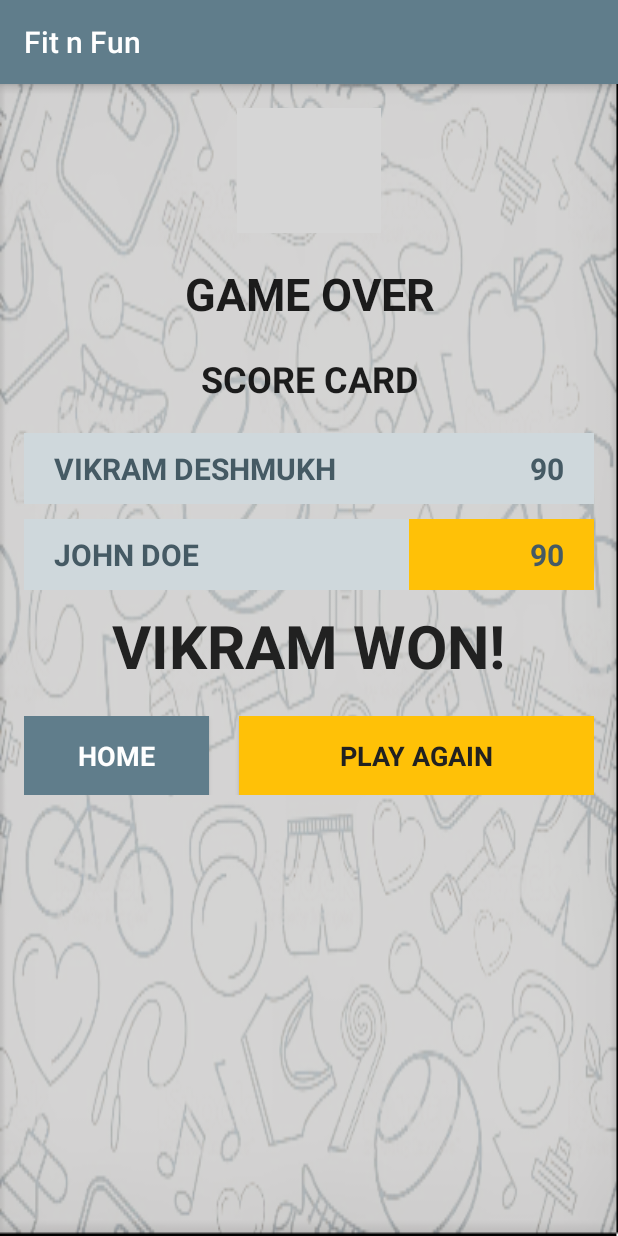
After one commit to srvikram13/FitnFun, an Android app: the ScoreCardActivity screen opened directly, with no data from a screen before it, on a phone screen of 412 x 824 dp. The commit adds this screen. Run offline under Robolectric (Android 15) with nearby library versions, the light colour scheme and no system bars; grey boxes are pictures that could not be loaded.

Commit message:
Game Over screen added

```diff
--- a/app/src/main/AndroidManifest.xml
+++ b/app/src/main/AndroidManifest.xml
@@ -29,6 +29,9 @@
             android:label="@string/title_activity_login" />
         <activity android:name=".HomeActivity" />
         <activity android:name=".NewGameActivity" />
+        <activity android:name=".GameActivity" />
+        <activity android:name=".ScoreCardActivity" />
+        <activity android:name=".ProfileActivity"></activity>
     </application>
 
 </manifest>
--- /dev/null
+++ b/app/src/main/java/srvikram13/fitnfun/ScoreCardActivity.java
@@ -0,0 +1,13 @@
+package srvikram13.fitnfun;
+
+import android.support.v7.app.AppCompatActivity;
+import android.os.Bundle;
+
+public class ScoreCardActivity extends AppCompatActivity {
+
+    @Override
+    protected void onCreate(Bundle savedInstanceState) {
+        super.onCreate(savedInstanceState);
+        setContentView(R.layout.activity_score_card);
+    }
+}
--- /dev/null
+++ b/app/src/main/res/layout/activity_score_card.xml
@@ -0,0 +1,117 @@
+<?xml version="1.0" encoding="utf-8"?>
+<LinearLayout xmlns:android="http://schemas.android.com/apk/res/android"
+    xmlns:tools="http://schemas.android.com/tools"
+    android:layout_width="match_parent"
+    android:layout_height="match_parent"
+    android:background="@drawable/fitnfunbg"
+    android:gravity="center_horizontal"
+    android:orientation="vertical"
+    android:paddingBottom="@dimen/activity_vertical_margin"
+    android:paddingLeft="@dimen/activity_horizontal_margin"
+    android:paddingRight="@dimen/activity_horizontal_margin"
+    android:paddingTop="@dimen/activity_vertical_margin"
+    tools:context="srvikram13.fitnfun.ScoreCardActivity">
+
+    <ImageView
+        android:layout_width="wrap_content"
+        android:layout_height="83dp"
+        android:contentDescription="@string/fit_n_fun_logo"
+        android:src="@drawable/logo_with_name_horizontal"
+        android:textAlignment="center" />
+
+    <Space
+        android:layout_width="match_parent"
+        android:layout_height="20dp" />
+
+    <TextView
+        android:layout_width="match_parent"
+        android:layout_height="wrap_content"
+        android:text="@string/game_over"
+        style="@style/h1"/>
+    <Space
+        android:layout_width="match_parent"
+        android:layout_height="20dp" />
+
+    <TextView
+        android:layout_width="match_parent"
+        android:layout_height="wrap_content"
+        android:text="@string/scorecard"
+        style="@style/h2"/>
+    <Space
+        android:layout_width="match_parent"
+        android:layout_height="20dp" />
+
+    <LinearLayout
+        android:layout_width="match_parent"
+        android:layout_height="wrap_content"
+        android:orientation="vertical">
+        <LinearLayout
+            android:layout_width="match_parent"
+            android:layout_height="wrap_content"
+            android:orientation="horizontal">
+            <TextView
+                android:layout_width="wrap_content"
+                android:layout_height="wrap_content"
+                android:text="Vikram Deshmukh"
+                android:textAlignment="textStart"
+                style="@style/score"
+                android:layout_weight="2"/>
+            <TextView
+                android:layout_width="wrap_content"
+                android:layout_height="wrap_content"
+                android:text="90"
+                android:textAlignment="textEnd"
+                style="@style/score"
+                android:layout_weight="1"/>
+        </LinearLayout>
+        <LinearLayout
+            android:layout_width="match_parent"
+            android:layout_height="wrap_content"
+            android:orientation="horizontal">
+            <TextView
+                android:layout_width="wrap_content"
+                android:layout_height="wrap_content"
+                android:text="John Doe"
+                android:textAlignment="textStart"
+                style="@style/score"
+                android:layout_weight="2"/>
+            <TextView
+                android:layout_width="wrap_content"
+                android:layout_height="wrap_content"
+                android:text="90"
+                android:textAlignment="textEnd"
+                style="@style/highScore"
+                android:layout_weight="1"/>
+        </LinearLayout>
+    </LinearLayout>
+
+    <TextView
+        android:layout_width="wrap_content"
+        android:layout_height="wrap_content"
+        android:text="Vikram Won!"
+        style="@style/winner"/>
+    <Space
+        android:layout_width="match_parent"
+        android:layout_height="20dp" />
+
+    <LinearLayout
+        android:layout_width="match_parent"
+        android:layout_height="wrap_content"
+        android:orientation="horizontal">
+
+        <Button
+            android:id="@+id/btnBack"
+            style="@style/btnCancel"
+            android:layout_width="wrap_content"
+            android:layout_weight="1"
+            android:text="@string/home"></Button>
+
+        <Button
+            android:id="@+id/btnDismissOnceAgain"
+            style="@style/btnMedium"
+            android:layout_width="wrap_content"
+            android:layout_marginLeft="20dp"
+            android:layout_weight="3"
+            android:text="@string/play_again"></Button>
+    </LinearLayout>
+</LinearLayout>
--- a/app/src/main/res/values/strings.xml
+++ b/app/src/main/res/values/strings.xml
@@ -42,4 +42,9 @@
     <string name="more">more</string>
 
     <string name="game_over">game over</string>
+    <string name="time_remaining">time remaining</string>
+    <string name="end_game">end game</string>
+    <string name="scorecard">score card</string>
+    <string name="home">home</string>
+    <string name="play_again">play again</string>
 </resources>
--- a/app/src/main/res/values/styles.xml
+++ b/app/src/main/res/values/styles.xml
@@ -20,8 +20,25 @@
         <item name="android:background">@color/black_overlay</item>
     </style>
 
+    <style name="h0" parent="AppTheme">
+        <item name="android:textSize">120dp</item>
+        <item name="android:textColor">@color/colorTextPrimary</item>
+        <item name="android:textAlignment">center</item>
+        <item name="android:textAllCaps">true</item>
+        <item name="android:textStyle">bold</item>
+        <item name="android:shadowDx">0</item>
+        <item name="android:shadowDy">0</item>
+    </style>
+
     <style name="h1" parent="AppTheme">
         <item name="android:textSize">30dp</item>
+        <item name="android:textAlignment">center</item>
+        <item name="android:textAllCaps">true</item>
+        <item name="android:textStyle">bold</item>
+    </style>
+
+    <style name="h2" parent="AppTheme">
+        <item name="android:textSize">24dp</item>
         <item name="android:textAlignment">center</item>
         <item name="android:textAllCaps">true</item>
         <item name="android:textStyle">bold</item>
@@ -32,6 +49,39 @@
         <item name="android:textAlignment">center</item>
         <item name="android:textAllCaps">true</item>
         <item name="android:textStyle">bold</item>
+    </style>
+    <style name="score" parent="AppTheme">
+        <item name="android:textSize">20dp</item>
+        <item name="android:textAlignment">center</item>
+        <item name="android:textAllCaps">true</item>
+        <item name="android:textStyle">bold</item>
+        <item name="android:textColor">@color/colorPrimaryDark</item>
+        <item name="android:background">@color/colorPrimaryLight</item>
+        <item name="android:paddingLeft">20dp</item>
+        <item name="android:paddingRight">20dp</item>
+        <item name="android:paddingTop">10dp</item>
+        <item name="android:paddingBottom">10dp</item>
+        <item name="android:layout_marginBottom">10dp</item>
+    </style>
+    <style name="highScore" parent="AppTheme">
+        <item name="android:textSize">20dp</item>
+        <item name="android:textAlignment">center</item>
+        <item name="android:textAllCaps">true</item>
+        <item name="android:textStyle">bold</item>
+        <item name="android:textColor">@color/colorPrimaryDark</item>
+        <item name="android:background">@color/colorAccent</item><item name="android:paddingLeft">20dp</item>
+        <item name="android:paddingRight">20dp</item>
+        <item name="android:paddingTop">10dp</item>
+        <item name="android:paddingBottom">10dp</item>
+    </style>
+    <style name="winner" parent="AppTheme">
+        <item name="android:textSize">40dp</item>
+        <item name="android:textColor">@color/colorTextPrimary</item>
+        <item name="android:textAlignment">center</item>
+        <item name="android:textAllCaps">true</item>
+        <item name="android:textStyle">bold</item>
+        <item name="android:shadowDx">0</item>
+        <item name="android:shadowDy">0</item>
     </style>
     <style name="btnBlock" parent="AppTheme">
         <item name="android:layout_height">wrap_content</item>
```
Also changed, not shown: app/src/main/java/srvikram13/fitnfun/GameActivity.java (added, +13 -0 lines), app/src/main/java/srvikram13/fitnfun/ProfileActivity.java (added, +13 -0 lines), app/src/main/res/layout/activity_game.xml (added, +67 -0 lines), app/src/main/res/layout/activity_profile.xml (added, +117 -0 lines), app/src/main/res/mipmap-xxxhdpi/yootheme_social_bookmark_social_facebook_box_blue-0.png (added).
